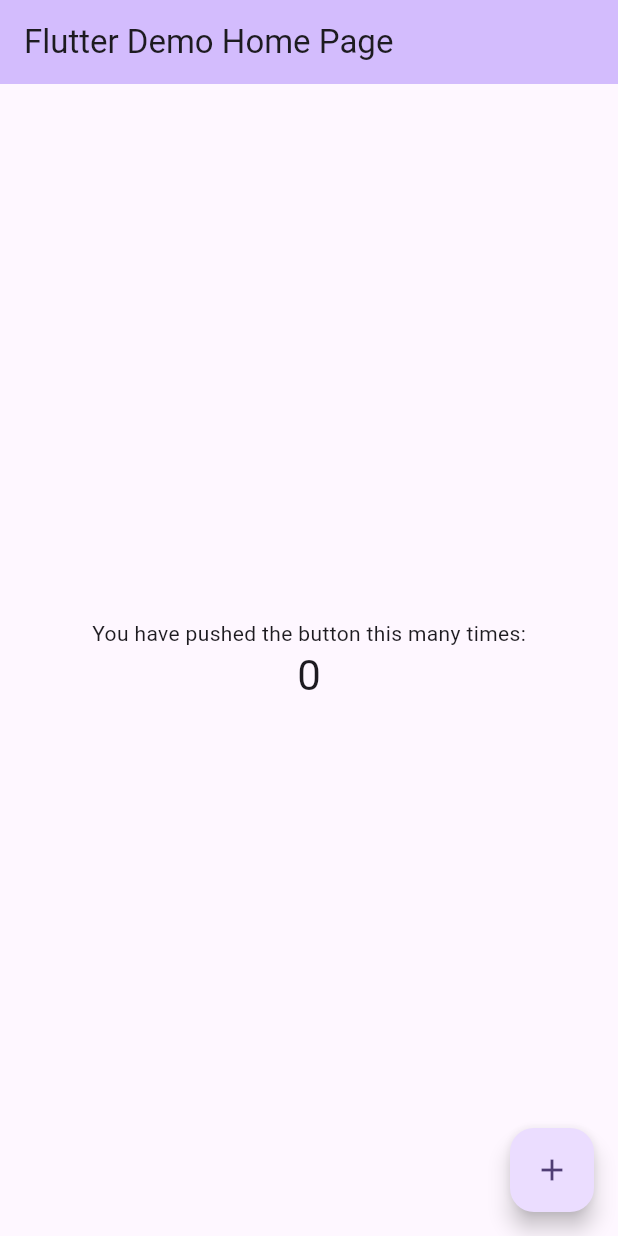
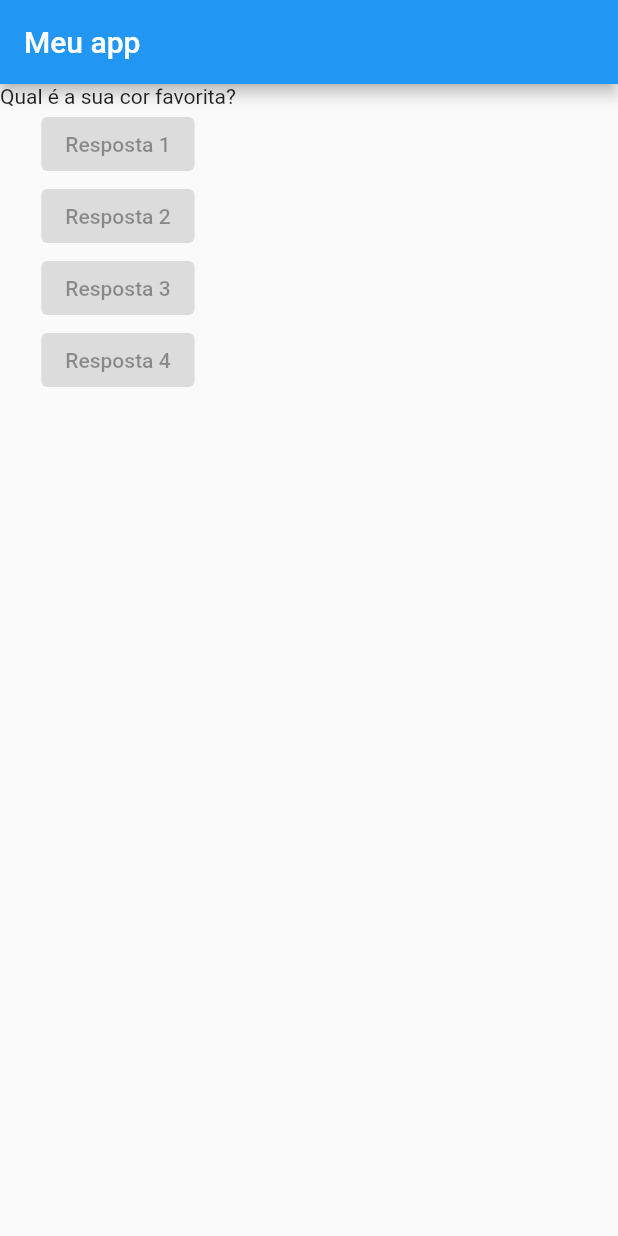
Before and after one commit to miguelnpa/projeto_perguntas, a Flutter app: the screen it shows after launch, on a phone screen of 412 x 824 dp. Run offline on Flutter 3.47's test engine with Material 2 defaults, Android fonts, the phone set to English and light mode, and no system bars.

Commit message:
Atualização do projeto

```diff
--- a/projeto_perguntas/lib/main.dart
+++ b/projeto_perguntas/lib/main.dart
@@ -1,125 +1,43 @@
 import 'package:flutter/material.dart';
 
-void main() {
-  runApp(const MyApp());
-}
+main() => runApp(PerguntaApp());
 
-class MyApp extends StatelessWidget {
-  const MyApp({super.key});
+class PerguntaApp extends StatelessWidget {
+  final List<String> perguntas = [
+    "Qual é a sua cor favorita?",
+    "Qual é o seu animal favorito?"
+  ];
 
-  // This widget is the root of your application.
   @override
   Widget build(BuildContext context) {
+    // TODO: implement build
     return MaterialApp(
-      title: 'Flutter Demo',
-      theme: ThemeData(
-        // This is the theme of your application.
-        //
-        // TRY THIS: Try running your application with "flutter run". You'll see
-        // the application has a blue toolbar. Then, without quitting the app,
-        // try changing the seedColor in the colorScheme below to Colors.green
-        // and then invoke "hot reload" (save your changes or press the "hot
-        // reload" button in a Flutter-supported IDE, or press "r" if you used
-        // the command line to start the app).
-        //
-        // Notice that the counter didn't reset back to zero; the application
-        // state is not lost during the reload. To reset the state, use hot
-        // restart instead.
-        //
-        // This works for code too, not just values: Most code changes can be
-        // tested with just a hot reload.
-        colorScheme: ColorScheme.fromSeed(seedColor: Colors.deepPurple),
-        useMaterial3: true,
+      home: Scaffold(
+        appBar: AppBar(
+          title: Text("Meu app"),
+        ),
+        body: Column(
+          children: [
+            Text(perguntas.elementAt(0)),
+            ElevatedButton(
+              onPressed: null,
+              child: Text("Resposta 1"),
+            ),
+            ElevatedButton(
+              onPressed: null,
+              child: Text("Resposta 2"),
+            ),
+            ElevatedButton(
+              onPressed: null,
+              child: Text("Resposta 3"),
+            ),
+            ElevatedButton(
+              onPressed: null,
+              child: Text("Resposta 4"),
+            )
+          ],
+        ),
       ),
-      home: const MyHomePage(title: 'Flutter Demo Home Page'),
     );
   }
 }
-
-class MyHomePage extends StatefulWidget {
-  const MyHomePage({super.key, required this.title});
-
-  // This widget is the home page of your application. It is stateful, meaning
-  // that it has a State object (defined below) that contains fields that affect
-  // how it looks.
-
-  // This class is the configuration for the state. It holds the values (in this
-  // case the title) provided by the parent (in this case the App widget) and
-  // used by the build method of the State. Fields in a Widget subclass are
-  // always marked "final".
-
-  final String title;
-
-  @override
-  State<MyHomePage> createState() => _MyHomePageState();
-}
-
-class _MyHomePageState extends State<MyHomePage> {
-  int _counter = 0;
-
-  void _incrementCounter() {
-    setState(() {
-      // This call to setState tells the Flutter framework that something has
-      // changed in this State, which causes it to rerun the build method below
-      // so that the display can reflect the updated values. If we changed
-      // _counter without calling setState(), then the build method would not be
-      // called again, and so nothing would appear to happen.
-      _counter++;
-    });
-  }
-
-  @override
-  Widget build(BuildContext context) {
-    // This method is rerun every time setState is called, for instance as done
-    // by the _incrementCounter method above.
-    //
-    // The Flutter framework has been optimized to make rerunning build methods
-    // fast, so that you can just rebuild anything that needs updating rather
-    // than having to individually change instances of widgets.
-    return Scaffold(
-      appBar: AppBar(
-        // TRY THIS: Try changing the color here to a specific color (to
-        // Colors.amber, perhaps?) and trigger a hot reload to see the AppBar
-        // change color while the other colors stay the same.
-        backgroundColor: Theme.of(context).colorScheme.inversePrimary,
-        // Here we take the value from the MyHomePage object that was created by
-        // the App.build method, and use it to set our appbar title.
-        title: Text(widget.title),
-      ),
-      body: Center(
-        // Center is a layout widget. It takes a single child and positions it
-        // in the middle of the parent.
-        child: Column(
-          // Column is also a layout widget. It takes a list of children and
-          // arranges them vertically. By default, it sizes itself to fit its
-          // children horizontally, and tries to be as tall as its parent.
-          //
-          // Column has various properties to control how it sizes itself and
-          // how it positions its children. Here we use mainAxisAlignment to
-          // center the children vertically; the main axis here is the vertical
-          // axis because Columns are vertical (the cross axis would be
-          // horizontal).
-          //
-          // TRY THIS: Invoke "debug painting" (choose the "Toggle Debug Paint"
-          // action in the IDE, or press "p" in the console), to see the
-          // wireframe for each widget.
-          mainAxisAlignment: MainAxisAlignment.center,
-          children: <Widget>[
-            const Text(
-              'You have pushed the button this many times:',
-            ),
-            Text(
-              '$_counter',
-              style: Theme.of(context).textTheme.headlineMedium,
-            ),
-          ],
-        ),
-      ),
-      floatingActionButton: FloatingActionButton(
-        onPressed: _incrementCounter,
-        tooltip: 'Increment',
-        child: const Icon(Icons.add),
-      ), // This trailing comma makes auto-formatting nicer for build methods.
-    );
-  }
-}
```
